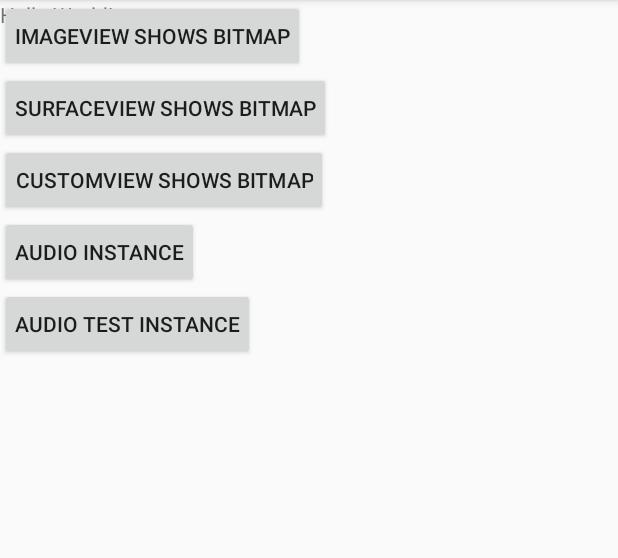
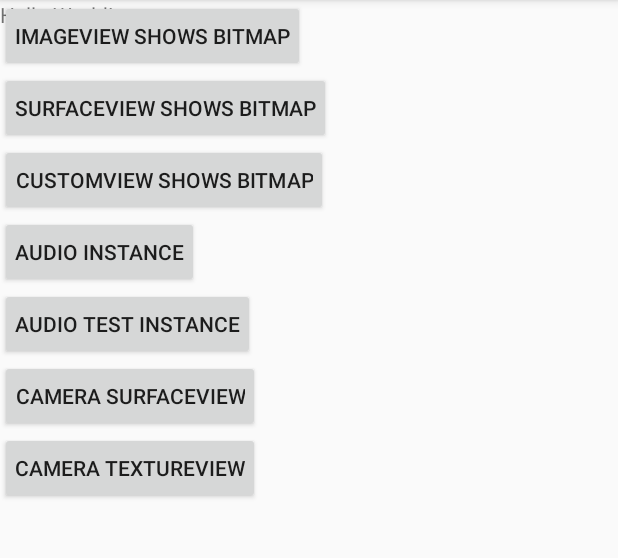
Before and after one commit to dazhangyu212/MyVideoPlayer, an Android app: the screen it shows after launch (MainActivity), on a phone screen of 412 x 824 dp, the part 84-642 px from its top. Run offline under Robolectric (Android 15) with nearby library versions, the phone set to English and light mode, and no system bars; 2 statements that could not run were skipped.

Commit message:
Camera API调用

```diff
--- a/app/src/main/AndroidManifest.xml
+++ b/app/src/main/AndroidManifest.xml
@@ -31,6 +31,8 @@
         <activity android:name=".audio.AudioActivity"/>
         <activity android:name=".audio.AudioListActivity"/>
         <activity android:name=".audio.AudioTestActivity"/>
+        <activity android:name=".cameraapi.SurfaceViewActivity"/>
+        <activity android:name=".cameraapi.TextureViewActivity"/>
     </application>
 
 </manifest>
--- a/app/src/main/java/com/hisign/video/MainActivity.java
+++ b/app/src/main/java/com/hisign/video/MainActivity.java
@@ -8,6 +8,7 @@ import android.widget.TextView;
 
 import com.hisign.video.audio.AudioActivity;
 import com.hisign.video.audio.AudioTestActivity;
+import com.hisign.video.cameraapi.TextureViewActivity;
 import com.hisign.video.drawimage.CustomViewActivity;
 import com.hisign.video.drawimage.ImageViewActivity;
 import com.hisign.video.drawimage.SurfaceViewActivity;
@@ -36,6 +37,8 @@ public class MainActivity extends AppCompatActivity implements View.OnClickListe
         findViewById(R.id.btn_custom_view_activity).setOnClickListener(this);
         findViewById(R.id.btn_audio_activity).setOnClickListener(this);
         findViewById(R.id.btn_audio_test_activity).setOnClickListener(this);
+        findViewById(R.id.btn_camera_surfaceview_activity).setOnClickListener(this);
+        findViewById(R.id.btn_texture_activity).setOnClickListener(this);
     }
 
     /**
@@ -63,6 +66,12 @@ public class MainActivity extends AppCompatActivity implements View.OnClickListe
             case R.id.btn_audio_test_activity:
                 intent.setClass(this, AudioTestActivity.class);
                 break;
+            case R.id.btn_camera_surfaceview_activity:
+                intent.setClass(this, com.hisign.video.cameraapi.SurfaceViewActivity.class);
+                break;
+            case R.id.btn_texture_activity:
+                intent.setClass(this, TextureViewActivity.class);
+                break;
         }
         startActivity(intent);
     }
--- a/app/src/main/res/layout/activity_main.xml
+++ b/app/src/main/res/layout/activity_main.xml
@@ -56,6 +56,20 @@
                 android:padding="10dp"
                 android:text="audio test instance"
                 />
+            <Button
+                android:id="@+id/btn_camera_surfaceview_activity"
+                android:layout_width="wrap_content"
+                android:layout_height="wrap_content"
+                android:padding="10dp"
+                android:text="camera surfaceView"
+                />
+            <Button
+                android:id="@+id/btn_texture_activity"
+                android:layout_width="wrap_content"
+                android:layout_height="wrap_content"
+                android:padding="10dp"
+                android:text="camera textureView"
+                />
         </LinearLayout>
     </ScrollView>
 
```
Also changed, not shown: app/src/main/java/com/hisign/video/cameraapi/SurfaceViewActivity.java (+53 -0 lines), app/src/main/java/com/hisign/video/cameraapi/TextureViewActivity.java (added, +59 -0 lines), app/src/main/res/layout/activity_texture_view.xml (added, +8 -0 lines).
